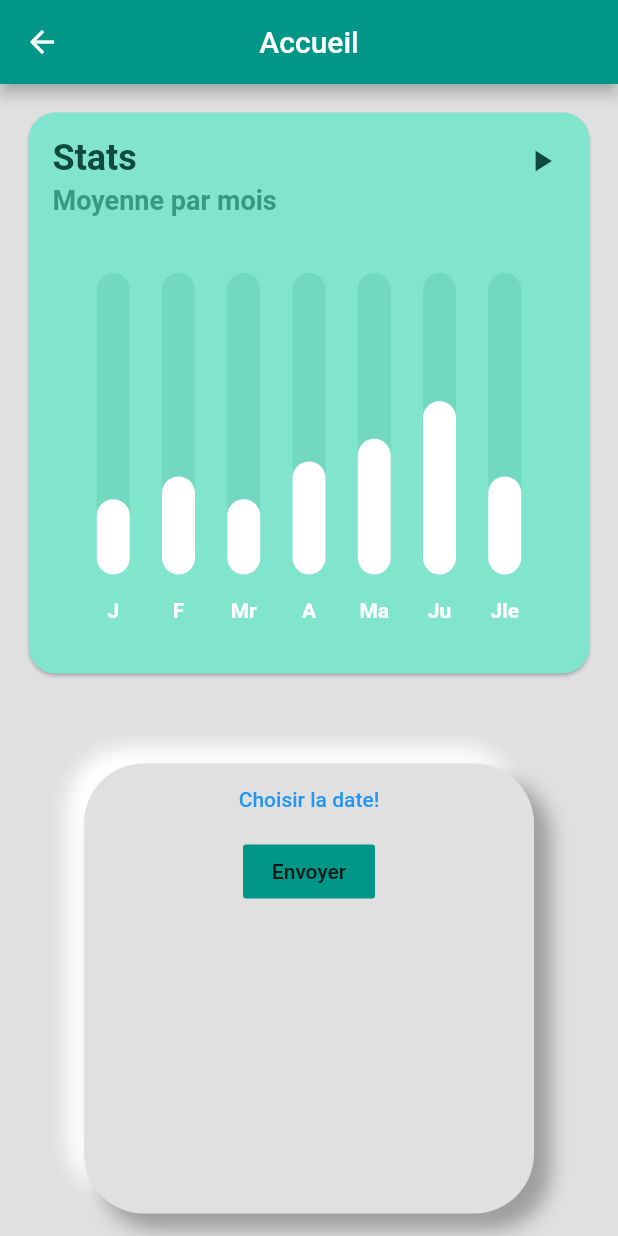
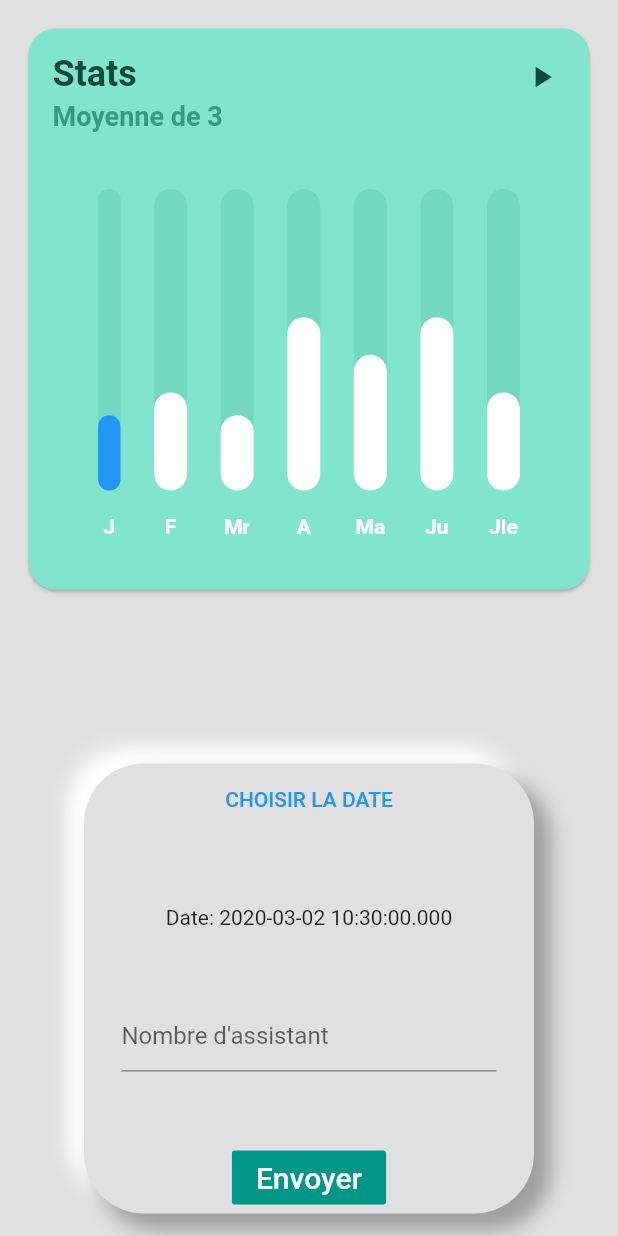
Before and after one commit to jeydi243/jwparticipant, a Flutter app: the HomePage screen opened directly, on a phone screen of 412 x 824 dp. Run offline on Flutter 3.47's test engine with Material 2 defaults, Android fonts, the phone set to English and light mode, and no system bars; drawn by our look-alikes of fl_chart; our stand-ins replace cloud_firestore, firebase_auth, flutter_datetime_picker, google_fonts; missing offline and left inert: loading; accounts and stored records are empty.

```diff
--- a/lib/chart.dart
+++ b/lib/chart.dart
@@ -1,6 +1,5 @@
 import 'dart:async';
 import 'dart:math';
-
 import 'package:fl_chart/fl_chart.dart';
 import 'package:flutter/material.dart';
 
@@ -15,7 +14,7 @@ class BarChartSample1 extends StatefulWidget {
 	];
 
 	@override
-	State <StatefulWidget> createState() => BarChartSample1State();
+	State < StatefulWidget > createState() => BarChartSample1State();
 }
 
 class BarChartSample1State extends State < BarChartSample1 > {
@@ -42,7 +41,7 @@ class BarChartSample1State extends State < BarChartSample1 > {
 										crossAxisAlignment: CrossAxisAlignment.stretch,
 										mainAxisAlignment: MainAxisAlignment.start,
 										mainAxisSize: MainAxisSize.max,
-										children: <Widget> [
+										children: < Widget > [
 											Text(
 												'Stats',
 												style: TextStyle(
@@ -52,7 +51,7 @@ class BarChartSample1State extends State < BarChartSample1 > {
 													height: 4,
 												),
 												Text(
-													"Moyenne par mois",
+													"Moyenne de ${DateTime.now().toLocal().month}",
 													style: TextStyle(
 														color: const Color(0xff379982), fontSize: 18, fontWeight: FontWeight.bold),
 												),
@@ -108,7 +107,8 @@ class BarChartSample1State extends State < BarChartSample1 > {
 			double width = 22,
 			List < int > showTooltips =
 			const [],
-		}) {
+		})
+		{
 		return BarChartGroupData(
 			x: x,
 			barRods: [
@@ -127,16 +127,16 @@ class BarChartSample1State extends State < BarChartSample1 > {
 		);
 	}
 
-	List < BarChartGroupData > showingGroups() => List.generate(7, (i) {
+	List <BarChartGroupData> showingGroups() => List.generate(7, (i) {
 		switch (i) {
 			case 0:
-				return makeGroupData(0, 5, isTouched: i == touchedIndex);
+				return makeGroupData(0, 5, isTouched: i == touchedIndex,barColor: Colors.blue,width: 15);
 			case 1:
 				return makeGroupData(1, 6.5, isTouched: i == touchedIndex);
 			case 2:
 				return makeGroupData(2, 5, isTouched: i == touchedIndex);
 			case 3:
-				return makeGroupData(3, 7.5, isTouched: i == touchedIndex);
+				return makeGroupData(3, 11.5, isTouched: i == touchedIndex);
 			case 4:
 				return makeGroupData(4, 9, isTouched: i == touchedIndex);
 			case 5:
--- a/lib/home.dart
+++ b/lib/home.dart
@@ -27,6 +27,7 @@ class HomePage extends StatefulWidget {
 
 class _HomePageState extends State < HomePage > {
 	final format = DateFormat("dd-MM-yyyy");
+	String datee = DateTime.now().toLocal().toString();
 	void _signOut() async {
 		try {
 			print("la methode est appelé");
@@ -42,29 +43,34 @@ class _HomePageState extends State < HomePage > {
 	@override
 	Widget build(BuildContext context) {
 		return Scaffold(
+			resizeToAvoidBottomInset: false,
 			backgroundColor: Colors.grey[300],
-			appBar: AppBar(
-				centerTitle: true,
-				title: Text('Accueil'),
-				backgroundColor: Colors.teal,
-			),
-			body: Center(
+			// appBar: AppBar(
+			// 	centerTitle: true,
+			// 	title: Text('Accueil'),
+			// 	backgroundColor: Colors.teal,
+			// ),
+			body: SafeArea(
+				child: Center(
 					child: Container(
 						padding: EdgeInsets.all(15.0),
 						child: Column(
+							mainAxisSize: MainAxisSize.max,
+							mainAxisAlignment: MainAxisAlignment.spaceBetween,
 							children: < Widget > [
 								Container(
-								child: Column(
-									children: < Widget > [
+									child: BarChartSample1(),
+								),
 
-										BarChartSample1(),
-									],
+								ConstrainedBox(
+									constraints: BoxConstraints(
+										minWidth: 300,
+										maxWidth: double.infinity,
+										minHeight: 300,
+										maxHeight: double.infinity,
 									),
-							),
-							Spacer(flex: 2),
-							Container(
-								height: 300,
-								width: 300,
+									child: Container(
+										padding: EdgeInsets.only(left: 25.0, right: 25.0),
 										decoration: BoxDecoration(
 											color: Colors.grey[300],
 											borderRadius: BorderRadius.all(Radius.circular(40)),
@@ -83,7 +89,10 @@ class _HomePageState extends State < HomePage > {
 												)
 											]
 										),
+										child: IntrinsicWidth(
 											child: Column(
+												mainAxisSize: MainAxisSize.max,
+												mainAxisAlignment: MainAxisAlignment.spaceBetween,
 												children: < Widget > [
 													FlatButton(
 														onPressed: () {
@@ -100,11 +109,23 @@ class _HomePageState extends State < HomePage > {
 																}, currentTime: DateTime.now(), locale: LocaleType.fr);
 														},
 														child: Text(
-												'Choisir la date!',
+															'CHOISIR LA DATE',
 															style: TextStyle(
 																color: Colors.blue
 															),
 														)
+													),
+													Text('Date: ${datee}'),
+													TextField(
+														textInputAction: TextInputAction.send,
+														cursorColor: Colors.teal,
+
+														decoration: InputDecoration(
+															hintText: "Nombre d'assistant",
+															hintStyle: TextStyle(
+
+															)
+														),
 													),
 													SizedBox(
 														child: FittedBox(
@@ -112,13 +133,20 @@ class _HomePageState extends State < HomePage > {
 															child: FlatButton(
 																onPressed: () {},
 																color: Colors.teal,
-													child: Text("Envoyer")),
+																child: Text("Envoyer", style: TextStyle(
+																	color: Colors.white,
+																	fontSize: 20
+																))
+															),
 														)
 													),
 												],
 											),
 										),
+									),
+								),
 							],
+						),
 					),
 				),
 			),
--- a/lib/main.dart
+++ b/lib/main.dart
@@ -16,6 +16,7 @@ class MyApp extends StatelessWidget {
 				GlobalCupertinoLocalizations.delegate,
 			],
 
+  locale: Locale("fr"),
 			debugShowCheckedModeBanner: false,
 			home: RootPage(auth: Auth()),
 		);
--- /dev/null
+++ b/lib/model/models.dart
@@ -0,0 +1,25 @@
+import 'package:firebase_auth/firebase_auth.dart';
+
+class Assemble{
+  FirebaseUser owner;
+  String nom;
+  List assistances;
+//   List<FirebaseUser> users;
+
+Assemble({this.owner, this.nom});
+
+Assemble.fromMap(Map snapshot,FirebaseUser owner) :
+    owner = owner ?? '',
+    nom = snapshot['nom'] ?? 'Lushi-',
+	assistances = snapshot['assistances'];
+    // users = snapshot['users'] ?? '';
+
+
+toJson() {
+    return {
+      "owner": owner,
+      "nom": nom,
+      "assistances": assistances,
+    };
+  }
+}
```
Lines whose indentation alone changed are shown as unchanged.
